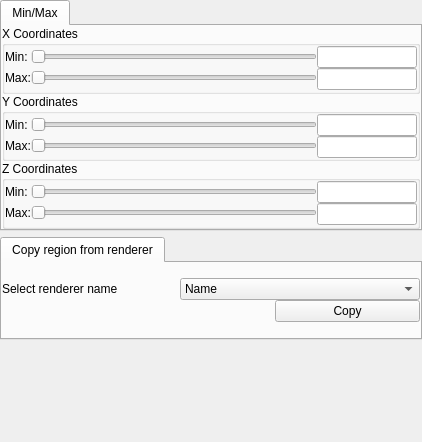
Old version of the form apps/vaporgui/GeometryWidgetGUI.ui in the repository StasJ/vapor-formatted.
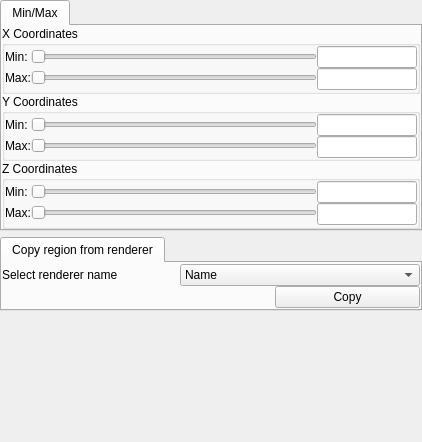
New version of the form.

```diff
--- a/apps/vaporgui/GeometryWidgetGUI.ui
+++ b/apps/vaporgui/GeometryWidgetGUI.ui
@@ -11,7 +11,7 @@
    </rect>
   </property>
   <property name="sizePolicy">
-   <sizepolicy hsizetype="Preferred" vsizetype="Minimum">
+   <sizepolicy hsizetype="Preferred" vsizetype="Maximum">
     <horstretch>0</horstretch>
     <verstretch>0</verstretch>
    </sizepolicy>
@@ -1681,7 +1681,7 @@
    <item>
     <widget class="QTabWidget" name="tabWidget_2">
      <property name="sizePolicy">
-      <sizepolicy hsizetype="Expanding" vsizetype="Minimum">
+      <sizepolicy hsizetype="Expanding" vsizetype="Maximum">
        <horstretch>0</horstretch>
        <verstretch>0</verstretch>
       </sizepolicy>
```
Left out of the diff: 2 changed lines with no effect on the pictures.
